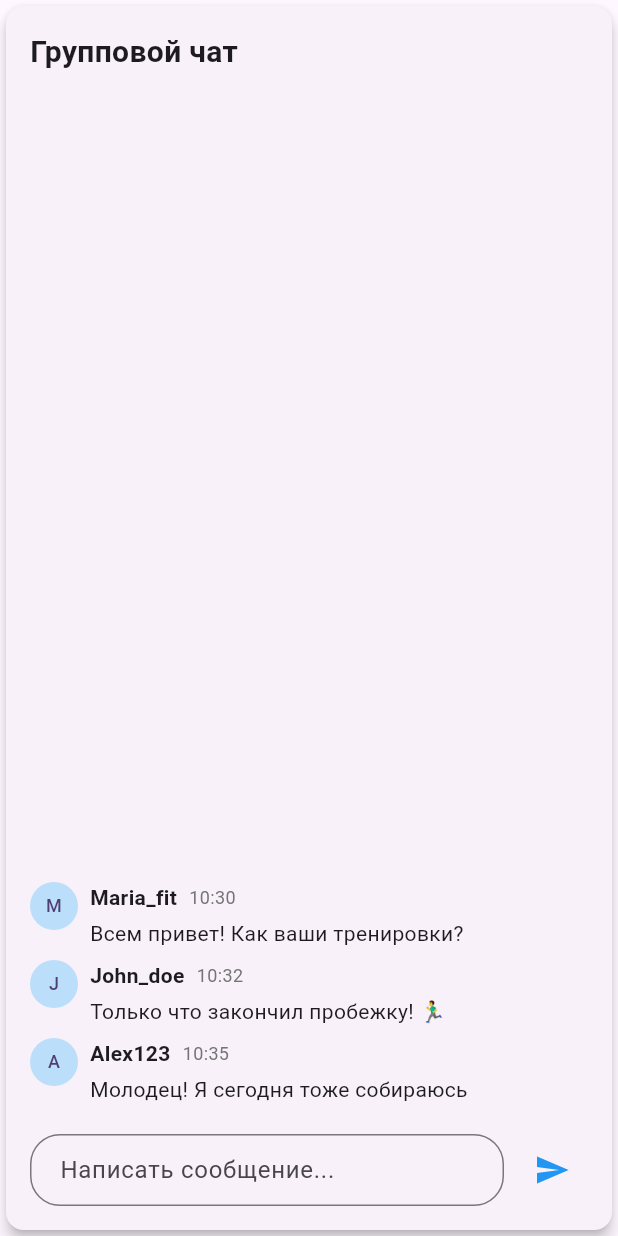
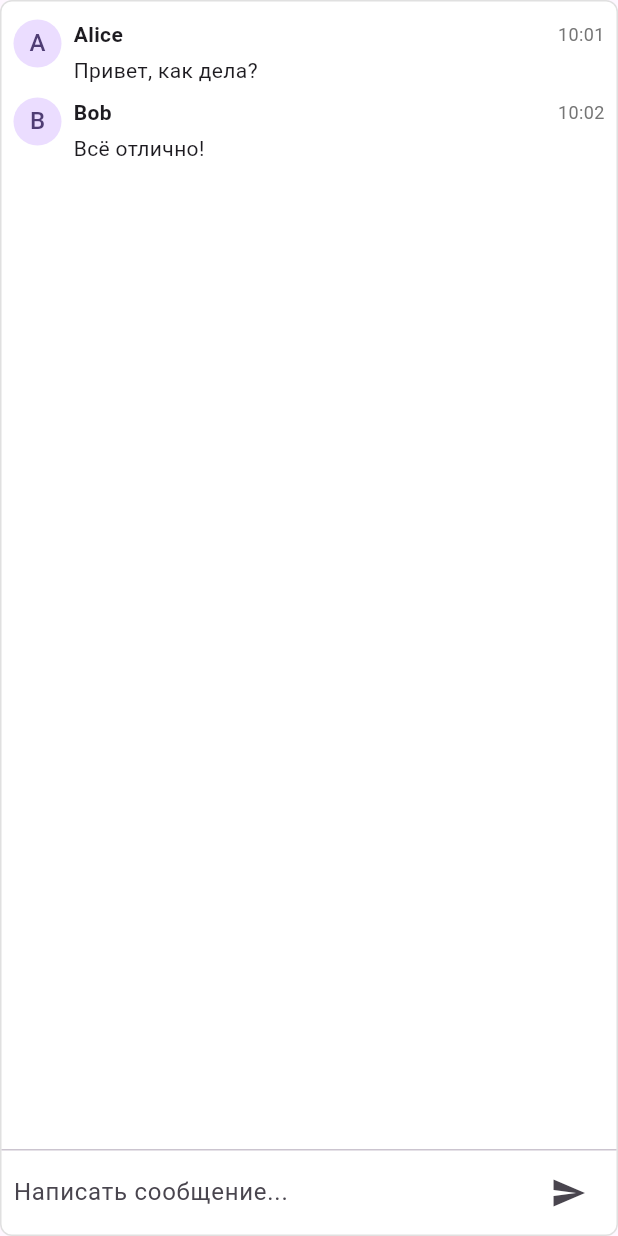
Before and after one commit to Team-7-24-544/Habit-tracker, a Flutter app: the GroupChat widget shown alone on an empty page, opened directly, after a tap on the "send" icon, on a phone screen of 412 x 824 dp. Run offline on Flutter 3.47's test engine with Material 3 defaults, Android fonts, the phone set to English and light mode, and no system bars; our stand-ins replace fl_chart, logger, tuple; missing offline and left inert: pair.

Commit message:
add chat to group

```diff
--- a/website/lib/widgets/groups_widgets/achievement_leaderboard.dart
+++ b/website/lib/widgets/groups_widgets/achievement_leaderboard.dart
@@ -10,6 +10,7 @@ class AchievementLeaderboard extends StatelessWidget {
 
   @override
   Widget build(BuildContext context) {
+    // Правильно сортируем список «на месте» и возвращаем его же
     final sortedUsers = userAchievements.entries.toList()
       ..sort((a, b) => b.value.compareTo(a.value));
 
@@ -28,6 +29,7 @@ class AchievementLeaderboard extends StatelessWidget {
               ),
             ),
             const SizedBox(height: 16),
+            // Проходим по уже отсортированному списку
             ...sortedUsers.asMap().entries.map((entry) {
               final index = entry.key;
               final user = entry.value;
--- a/website/lib/widgets/groups_widgets/group_chat.dart
+++ b/website/lib/widgets/groups_widgets/group_chat.dart
@@ -16,122 +16,58 @@ class GroupChat extends StatefulWidget {
   const GroupChat({super.key});
 
   @override
-  State<GroupChat> createState() => _GroupChatState();
+  _GroupChatState createState() => _GroupChatState();
 }
 
 class _GroupChatState extends State<GroupChat> {
-  final TextEditingController _messageController = TextEditingController();
   final List<ChatMessage> _messages = [
-    ChatMessage(
-      username: 'Maria_fit',
-      message: 'Всем привет! Как ваши тренировки?',
-      time: '10:30',
-    ),
-    ChatMessage(
-      username: 'John_doe',
-      message: 'Только что закончил пробежку! 🏃‍♂️',
-      time: '10:32',
-    ),
-    ChatMessage(
-      username: 'Alex123',
-      message: 'Молодец! Я сегодня тоже собираюсь',
-      time: '10:35',
-    ),
+    ChatMessage(username: 'Alice', message: 'Привет, как дела?', time: '10:01'),
+    ChatMessage(username: 'Bob', message: 'Всё отлично!', time: '10:02'),
   ];
-
-  @override
-  void dispose() {
-    _messageController.dispose();
-    super.dispose();
-  }
+  final TextEditingController _controller = TextEditingController();
 
   void _sendMessage() {
-    if (_messageController.text.trim().isNotEmpty) {
+    final text = _controller.text.trim();
+    if (text.isEmpty) return;
+    final now = TimeOfDay.now();
+    final formatted = now.format(context);
     setState(() {
-        _messages.add(
-          ChatMessage(
-            username: 'FitnessGuru', // Placeholder current user
-            message: _messageController.text,
-            time: '${DateTime.now().hour}:${DateTime.now().minute}',
-          ),
-        );
+      _messages.add(ChatMessage(
+        username: 'You',
+        message: text,
+        time: formatted,
+      ));
     });
-      _messageController.clear();
-    }
+    _controller.clear();
+    // optionally scroll to bottom
   }
 
   @override
   Widget build(BuildContext context) {
-    return Card(
-      elevation: 4,
-      child: Padding(
-        padding: const EdgeInsets.all(16.0),
+    return Container(
+      decoration: BoxDecoration(
+        color: Colors.white,
+        border: Border.all(color: Colors.grey.shade300),
+        borderRadius: BorderRadius.circular(8),
+      ),
       child: Column(
-          crossAxisAlignment: CrossAxisAlignment.start,
         children: [
-            const Text(
-              'Групповой чат',
-              style: TextStyle(
-                fontSize: 20,
-                fontWeight: FontWeight.bold,
-              ),
-            ),
-            const SizedBox(height: 16),
+          // Messages list
           Expanded(
             child: ListView.builder(
-                reverse: true,
+              padding: const EdgeInsets.all(8),
+              reverse: false,
               itemCount: _messages.length,
               itemBuilder: (context, index) {
-                  final message = _messages[_messages.length - 1 - index];
-                  return _buildMessageItem(message);
-                },
-              ),
-            ),
-            const SizedBox(height: 16),
-            Row(
-              children: [
-                Expanded(
-                  child: TextField(
-                    controller: _messageController,
-                    decoration: InputDecoration(
-                      hintText: 'Написать сообщение...',
-                      border: OutlineInputBorder(
-                        borderRadius: BorderRadius.circular(20),
-                      ),
-                      contentPadding: const EdgeInsets.symmetric(
-                        horizontal: 16,
-                        vertical: 8,
-                      ),
-                    ),
-                  ),
-                ),
-                const SizedBox(width: 8),
-                IconButton(
-                  icon: const Icon(Icons.send),
-                  onPressed: _sendMessage,
-                  color: Colors.blue,
-                ),
-              ],
-            ),
-          ],
-        ),
-      ),
-    );
-  }
-
-  Widget _buildMessageItem(ChatMessage message) {
+                final message = _messages[index];
                 return Padding(
-      padding: const EdgeInsets.symmetric(vertical: 4.0),
+                  padding: const EdgeInsets.symmetric(vertical: 4),
                   child: Row(
                     crossAxisAlignment: CrossAxisAlignment.start,
                     children: [
                       CircleAvatar(
-            backgroundColor: Colors.blue.shade100,
                         radius: 16,
-            child: Text(
-              message.username[0].toUpperCase(),
-              style: const TextStyle(fontSize: 12),
-            ),
+                        child: Text(message.username[0]),
                       ),
                       const SizedBox(width: 8),
                       Expanded(
@@ -139,21 +75,15 @@ class _GroupChatState extends State<GroupChat> {
                           crossAxisAlignment: CrossAxisAlignment.start,
                           children: [
                             Row(
+                              mainAxisAlignment: MainAxisAlignment.spaceBetween,
                               children: [
                                 Text(
                                   message.username,
-                      style: const TextStyle(
-                        fontWeight: FontWeight.bold,
-                        fontSize: 14,
+                                  style: const TextStyle(fontWeight: FontWeight.bold),
                                 ),
-                    ),
-                    const SizedBox(width: 8),
                                 Text(
                                   message.time,
-                      style: TextStyle(
-                        color: Colors.grey.shade600,
-                        fontSize: 12,
-                      ),
+                                  style: TextStyle(color: Colors.grey.shade600, fontSize: 12),
                                 ),
                               ],
                             ),
@@ -165,5 +95,33 @@ class _GroupChatState extends State<GroupChat> {
                     ],
                   ),
                 );
+              },
+            ),
+          ),
+          const Divider(height: 1),
+          // Input field
+          Padding(
+            padding: const EdgeInsets.symmetric(horizontal: 8, vertical: 4),
+            child: Row(
+              children: [
+                Expanded(
+                  child: TextField(
+                    controller: _controller,
+                    decoration: const InputDecoration.collapsed(
+                      hintText: 'Написать сообщение...',
+                    ),
+                    onSubmitted: (_) => _sendMessage(),
+                  ),
+                ),
+                IconButton(
+                  icon: const Icon(Icons.send),
+                  onPressed: _sendMessage,
+                ),
+              ],
+            ),
+          ),
+        ],
+      ),
+    );
   }
 }
```
Also changed, not shown: website/lib/pages/groups_page.dart (+31 -6 lines). Lines whose indentation alone changed are shown as unchanged.
